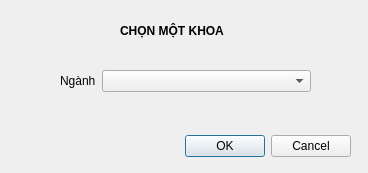
Old version of the form dialogchonnganh.ui in the repository xdien/qlsv_ktx.
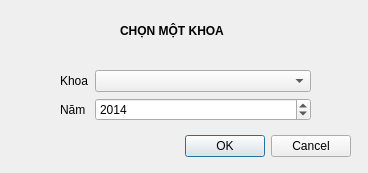
New version of the form.

Diff of the .ui file:
```diff
--- a/dialogchonnganh.ui
+++ b/dialogchonnganh.ui
@@ -48,26 +48,47 @@
     <string>CHỌN MỘT KHOA</string>
    </property>
   </widget>
-  <widget class="QWidget" name="">
+  <widget class="QWidget" name="layoutWidget">
    <property name="geometry">
     <rect>
      <x>60</x>
      <y>70</y>
      <width>251</width>
-     <height>26</height>
+     <height>56</height>
     </rect>
    </property>
    <layout class="QFormLayout" name="formLayout">
     <item row="0" column="0">
      <widget class="QLabel" name="label_2">
       <property name="text">
-       <string>Ngành</string>
+       <string>Khoa</string>
       </property>
      </widget>
     </item>
     <item row="0" column="1">
      <widget class="QComboBox" name="comboBox"/>
     </item>
+    <item row="1" column="0">
+     <widget class="QLabel" name="label_3">
+      <property name="text">
+       <string>Năm</string>
+      </property>
+     </widget>
+    </item>
+    <item row="1" column="1">
+     <widget class="QDateEdit" name="dateEdit">
+      <property name="date">
+       <date>
+        <year>2014</year>
+        <month>1</month>
+        <day>1</day>
+       </date>
+      </property>
+      <property name="displayFormat">
+       <string>yyyy</string>
+      </property>
+     </widget>
+    </item>
    </layout>
   </widget>
  </widget>
```
